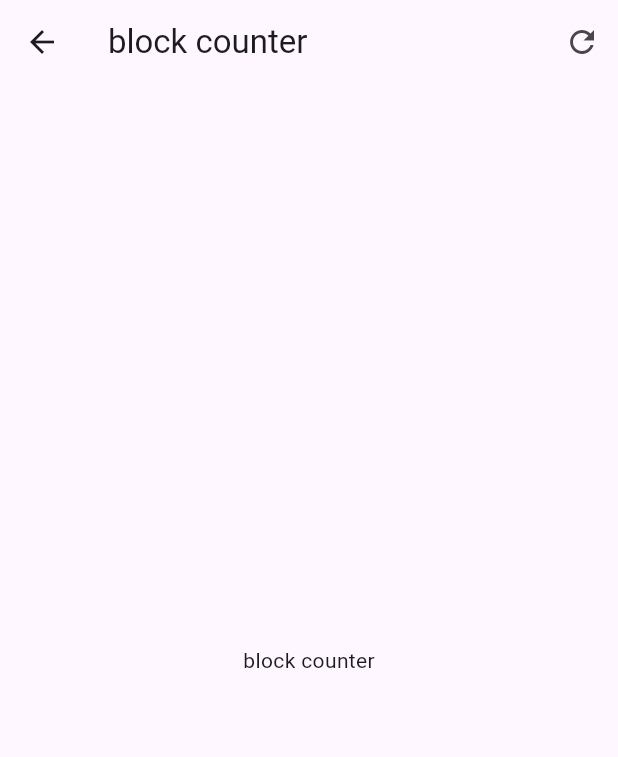
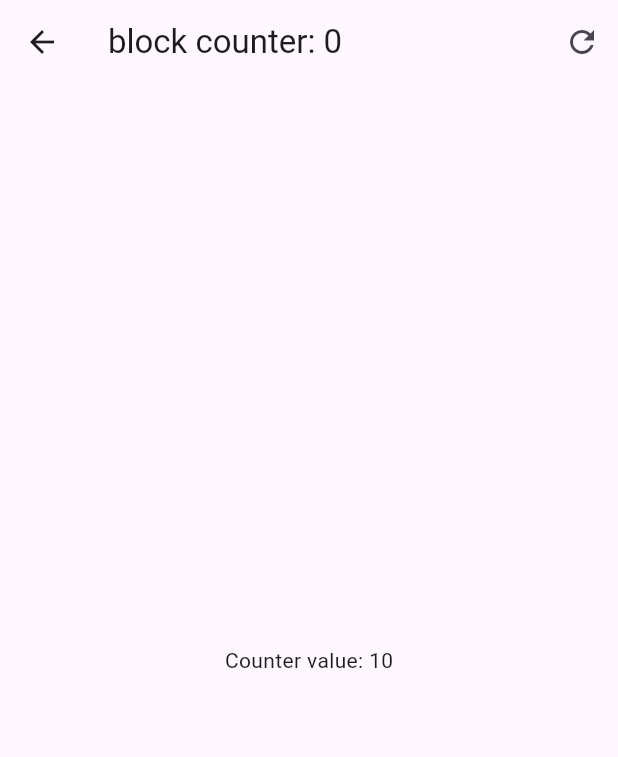
Before and after one commit to sebastianAcunaZionit/forms_app, a Flutter app: the screen it shows after launch, after a tap on "Block", on a phone screen of 412 x 824 dp. Shown: the top 757 px of the screen. Run offline on Flutter 3.47's test engine with Material 2 defaults, Android fonts, the phone set to English and light mode, and no system bars; our stand-ins replace equatable, flutter_bloc, go_router.

Commit message:
fin seccion 18

```diff
--- /dev/null
+++ b/lib/presentation/blocs/counter_bloc/counter_bloc.dart
@@ -0,0 +1,23 @@
+import 'package:flutter_bloc/flutter_bloc.dart';
+import 'package:equatable/equatable.dart';
+
+part 'counter_event.dart';
+part 'counter_state.dart';
+
+class CounterBloc extends Bloc<CounterEvent, CounterState> {
+  CounterBloc() : super(const CounterState()) {
+    on<CounterIncreased>(_onCounterIncreased);
+    on<CounterRestarted>(_onCounterReset);
+  }
+
+  void _onCounterIncreased(CounterIncreased event, Emitter<CounterState> emit) {
+    emit(state.copyWith(
+      counter: state.counter + event.value,
+      transactionCount: state.transactionCount + 1,
+    ));
+  }
+
+  void _onCounterReset(CounterRestarted event, Emitter<CounterState> emit) {
+    emit(state.copyWith(counter: 0));
+  }
+}
--- /dev/null
+++ b/lib/presentation/blocs/counter_bloc/counter_event.dart
@@ -0,0 +1,18 @@
+part of 'counter_bloc.dart';
+
+abstract class CounterEvent extends Equatable {
+  const CounterEvent();
+
+  @override
+  List<Object> get props => [];
+}
+
+class CounterIncreased extends CounterEvent {
+  final int value;
+
+  const CounterIncreased(this.value);
+}
+
+class CounterRestarted extends CounterEvent {
+  const CounterRestarted();
+}
--- /dev/null
+++ b/lib/presentation/blocs/counter_bloc/counter_state.dart
@@ -0,0 +1,14 @@
+part of 'counter_bloc.dart';
+
+class CounterState extends Equatable {
+  final int counter;
+  final int transactionCount;
+  const CounterState({this.counter = 10, this.transactionCount = 0});
+
+  copyWith({int? counter, int? transactionCount}) => CounterState(
+      counter: counter ?? this.counter,
+      transactionCount: transactionCount ?? this.transactionCount);
+
+  @override
+  List<Object> get props => [counter, transactionCount];
+}
--- a/lib/presentation/blocs/counter_cubit/counter_cubit.dart
+++ b/lib/presentation/blocs/counter_cubit/counter_cubit.dart
@@ -1,9 +1,10 @@
+import 'package:equatable/equatable.dart';
 import 'package:flutter_bloc/flutter_bloc.dart';
 
 part 'counter_state.dart';
 
 class CounterCubit extends Cubit<CounterState> {
-  CounterCubit() : super(CounterState(counter: 5));
+  CounterCubit() : super(const CounterState(counter: 5));
 
   void increaseBy(int value) {
     emit(state.copyWith(
--- a/lib/presentation/blocs/counter_cubit/counter_state.dart
+++ b/lib/presentation/blocs/counter_cubit/counter_state.dart
@@ -1,13 +1,16 @@
 part of 'counter_cubit.dart';
 
-class CounterState {
+class CounterState extends Equatable {
   final int counter;
   final int transactionCount;
 
-  CounterState({this.counter = 0, this.transactionCount = 0});
+  const CounterState({this.counter = 0, this.transactionCount = 0});
 
   copyWith({int? counter, int? transactionCount}) => CounterState(
         counter: counter ?? this.counter,
         transactionCount: transactionCount ?? this.transactionCount,
       );
+
+  @override
+  List<Object?> get props => [counter, transactionCount];
 }
--- a/lib/presentation/screens/bloc_counter_screen.dart
+++ b/lib/presentation/screens/bloc_counter_screen.dart
@@ -1,38 +1,63 @@
 import 'package:flutter/material.dart';
+import 'package:flutter_bloc/flutter_bloc.dart';
+import 'package:forms_app/presentation/blocs/counter_bloc/counter_bloc.dart';
 
 class BlockCounterScreen extends StatelessWidget {
   const BlockCounterScreen({super.key});
 
   @override
   Widget build(BuildContext context) {
+    return BlocProvider(
+      create: (_) => CounterBloc(),
+      child: const _BlockCounterView(),
+    );
+  }
+}
+
+class _BlockCounterView extends StatelessWidget {
+  const _BlockCounterView({
+    super.key,
+  });
+
+  void increaseCounterBy(BuildContext context, [int value = 1]) {
+    context.read<CounterBloc>().add(CounterIncreased(value));
+  }
+
+  @override
+  Widget build(BuildContext context) {
     return Scaffold(
       appBar: AppBar(
-        title: const Text('block counter'),
+        title: context.select((CounterBloc value) =>
+            Text('block counter: ${value.state.transactionCount}')),
         actions: [
           IconButton(
-            onPressed: () {},
+            onPressed: () {
+              context.read<CounterBloc>().add(const CounterRestarted());
+            },
             icon: const Icon(Icons.refresh_outlined),
           )
         ],
       ),
-      body: const Center(child: Text('block counter')),
+      body: Center(
+          child: context.select((CounterBloc value) =>
+              Text('Counter value: ${value.state.counter}'))),
       floatingActionButton: Column(
         mainAxisAlignment: MainAxisAlignment.end,
         children: [
           FloatingActionButton(
-            onPressed: () {},
+            onPressed: () => increaseCounterBy(context, 3),
             heroTag: '1',
             child: const Text("+3"),
           ),
           const SizedBox(height: 15),
           FloatingActionButton(
-            onPressed: () {},
+            onPressed: () => increaseCounterBy(context, 2),
             heroTag: '2',
             child: const Text("+2"),
           ),
           const SizedBox(height: 15),
           FloatingActionButton(
-            onPressed: () {},
+            onPressed: () => increaseCounterBy(context),
             heroTag: '3',
             child: const Text("+1"),
           ),
--- a/lib/presentation/screens/home_screen.dart
+++ b/lib/presentation/screens/home_screen.dart
@@ -21,6 +21,10 @@ class HomeScreen extends StatelessWidget {
             trailing: const Icon(Icons.arrow_forward_ios_rounded),
             onTap: () => context.push('/block'),
           ),
+          const Padding(
+            padding: EdgeInsets.symmetric(horizontal: 10),
+            child: Divider(),
+          )
         ],
       ),
     );
--- a/pubspec.yaml
+++ b/pubspec.yaml
@@ -7,6 +7,7 @@ environment:
   sdk: '>=3.0.2 <4.0.0'
 
 dependencies:
+  equatable: ^2.0.5
   flutter:
     sdk: flutter
   flutter_bloc: ^8.1.3
```
Also changed, not shown: lib/presentation/screens/cubit_counter_screen.dart (+33 -6 lines), pubspec.lock.
